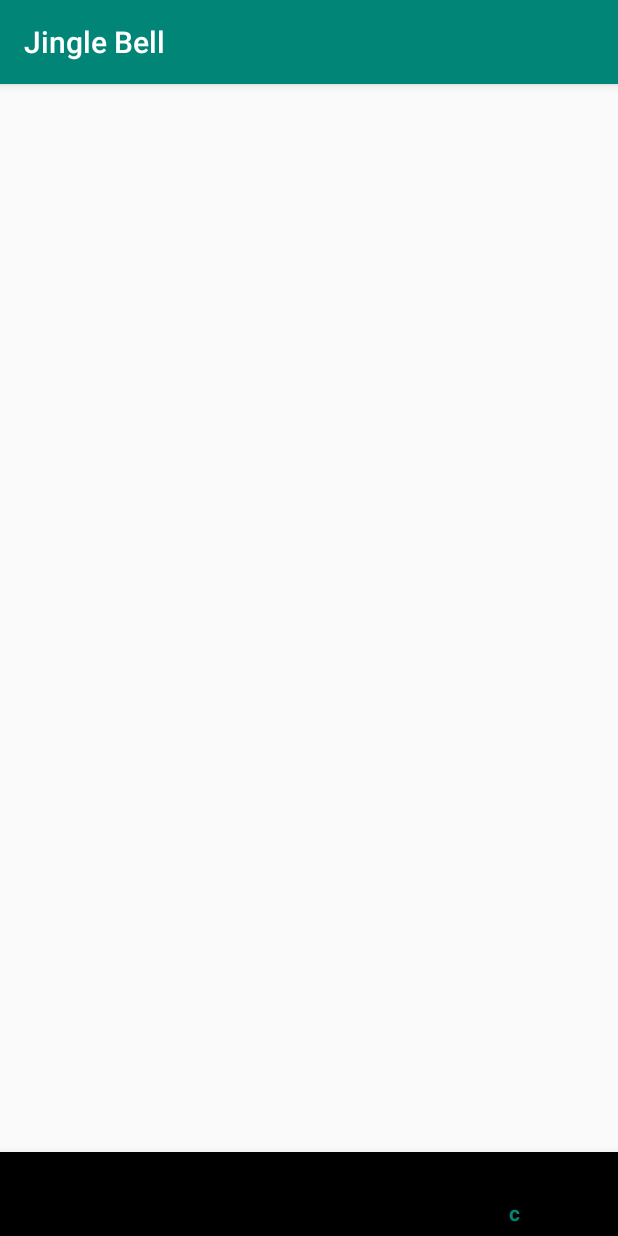
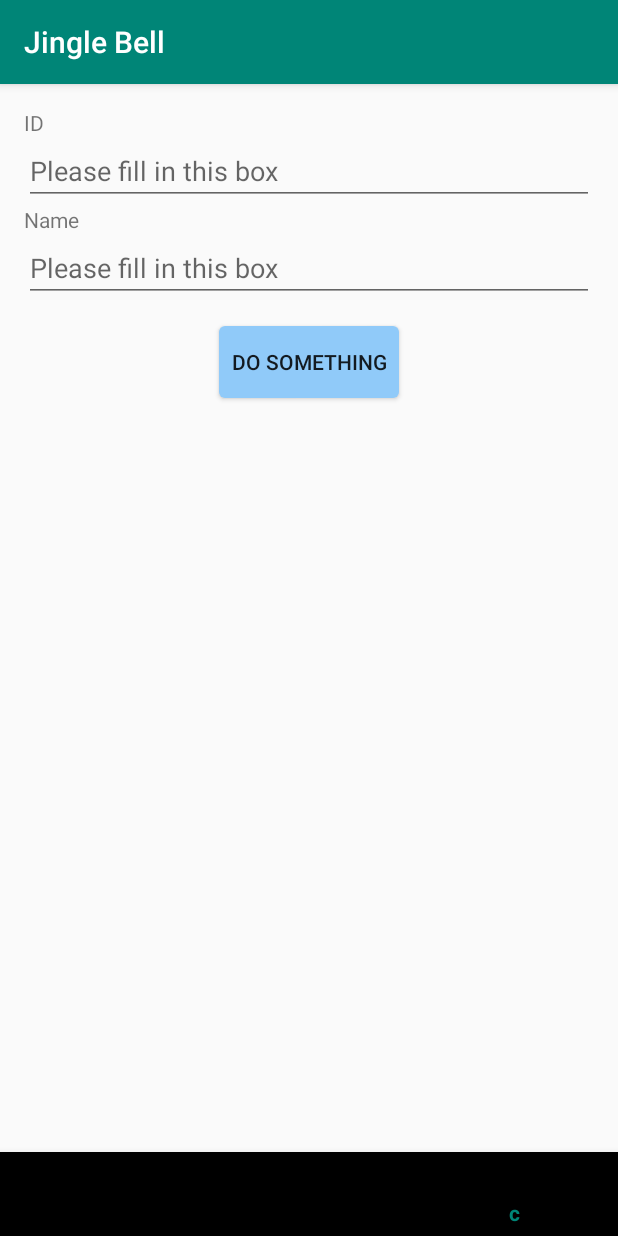
Before and after one commit to last3oy/JingleBell, an Android app: the screen it shows after launch (MainActivity), item 3 of the bottom bar chosen, on a phone screen of 412 x 824 dp. Run offline under Robolectric (Android 15) with nearby library versions, the phone set to English and light mode, and no system bars; our stand-ins replace Picasso; pictures from the network do not load.

Commit message:
update form fragment

```diff
--- a/app/src/main/kotlin/scb/academy/jinglebell/fragment/FormsFragment.kt
+++ b/app/src/main/kotlin/scb/academy/jinglebell/fragment/FormsFragment.kt
@@ -7,10 +7,10 @@ import android.view.ViewGroup
 import androidx.fragment.app.Fragment
 import scb.academy.jinglebell.R
 
-class FormsFragment: Fragment() {
+class FormsFragment : Fragment() {
 
     override fun onCreateView(inflater: LayoutInflater, container: ViewGroup?, savedInstanceState: Bundle?): View? {
-        return inflater.inflate(R.layout.fragment_c, container, false)
+        return inflater.inflate(R.layout.fragment_forms, container, false)
     }
 
     override fun onViewCreated(view: View, savedInstanceState: Bundle?) {
--- /dev/null
+++ b/app/src/main/res/drawable/bg_button.xml
@@ -0,0 +1,9 @@
+<?xml version="1.0" encoding="utf-8"?>
+<shape xmlns:android="http://schemas.android.com/apk/res/android"
+    android:shape="rectangle">
+
+    <corners android:radius="4dp" />
+
+    <solid android:color="#90CAF9" />
+
+</shape>
--- a/app/src/main/res/layout/fragment_forms.xml
+++ b/app/src/main/res/layout/fragment_forms.xml
@@ -1,7 +1,37 @@
 <?xml version="1.0" encoding="utf-8"?>
 <LinearLayout xmlns:android="http://schemas.android.com/apk/res/android"
-              android:orientation="vertical"
-              android:layout_width="match_parent"
-              android:layout_height="match_parent">
+    android:layout_width="match_parent"
+    android:layout_height="match_parent"
+    android:layout_margin="16dp"
+    android:orientation="vertical">
+
+    <TextView
+        android:layout_width="wrap_content"
+        android:layout_height="wrap_content"
+        android:text="@string/fill_id" />
+
+    <EditText
+        android:layout_width="match_parent"
+        android:layout_height="wrap_content"
+        android:hint="@string/form_hint" />
+
+    <TextView
+        android:layout_width="wrap_content"
+        android:layout_height="wrap_content"
+        android:text="@string/fill_name" />
+
+    <EditText
+        android:layout_width="match_parent"
+        android:layout_height="wrap_content"
+        android:hint="@string/form_hint" />
+
+    <Button
+        android:layout_width="wrap_content"
+        android:layout_height="wrap_content"
+        android:layout_gravity="center_horizontal"
+        android:padding="8dp"
+        android:layout_marginTop="16dp"
+        android:background="@drawable/bg_button"
+        android:text="@string/button_do_something" />
 
 </LinearLayout>
--- a/app/src/main/res/values/strings.xml
+++ b/app/src/main/res/values/strings.xml
@@ -2,4 +2,9 @@
     <string name="app_name">Jingle Bell</string>
     <string name="country_flag_description">country flag</string>
     <string name="country_capital_text_template">Capital: %s</string>
+
+    <string name="fill_id">ID</string>
+    <string name="fill_name">Name</string>
+    <string name="form_hint">Please fill in this box</string>
+    <string name="button_do_something">Do Something</string>
 </resources>
```
